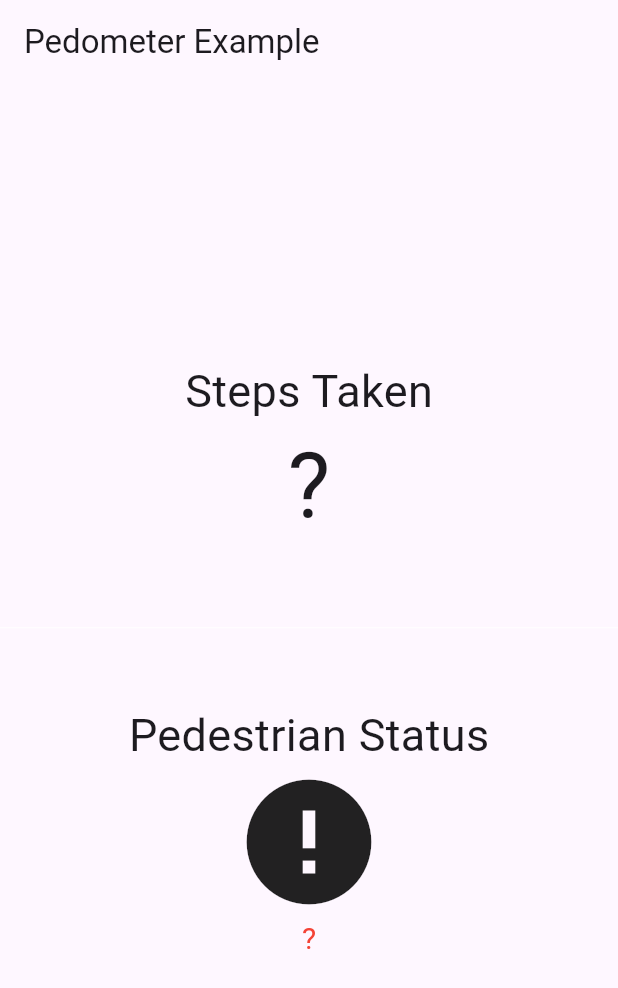
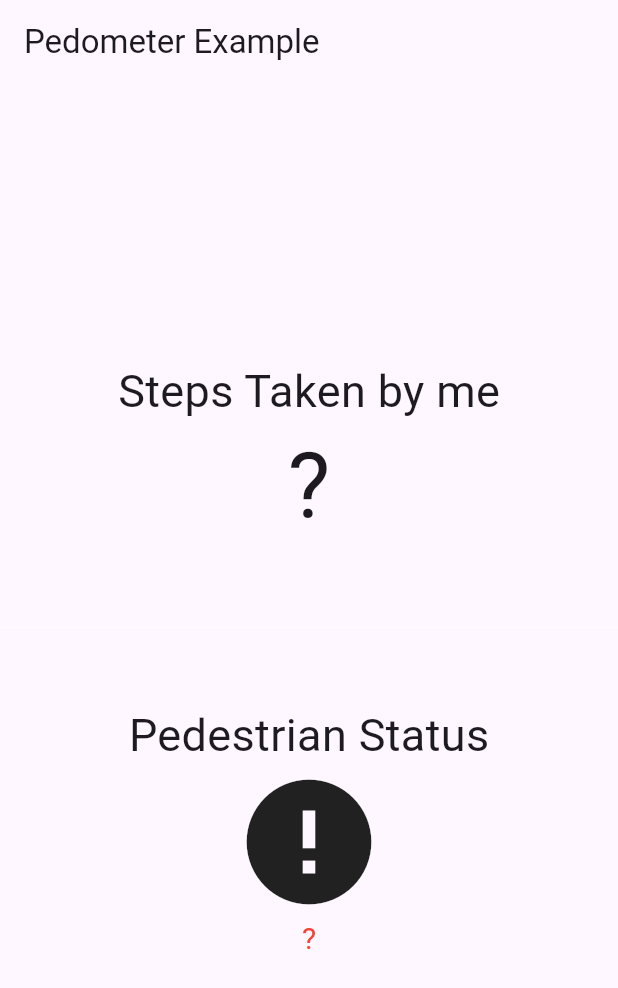
Before and after one commit to nicoalbe/flowalk, a Flutter app: the screen it shows after launch, on a phone screen of 412 x 824 dp. Shown: the top 988 px of the screen. Run offline on Flutter 3.47's test engine with Material 3 defaults, Android fonts, the phone set to English and light mode, and no system bars; our stand-ins replace pedometer, shared_preferences.

Commit message:
change text
nothing

```diff
--- a/flowalk/lib/main.dart
+++ b/flowalk/lib/main.dart
@@ -80,7 +80,7 @@ class _MyAppState extends State<MyApp> {
             mainAxisAlignment: MainAxisAlignment.center,
             children: <Widget>[
               Text(
-                'Steps Taken',
+                'Steps Taken by me',
                 style: TextStyle(fontSize: 30),
               ),
               Text(
```
